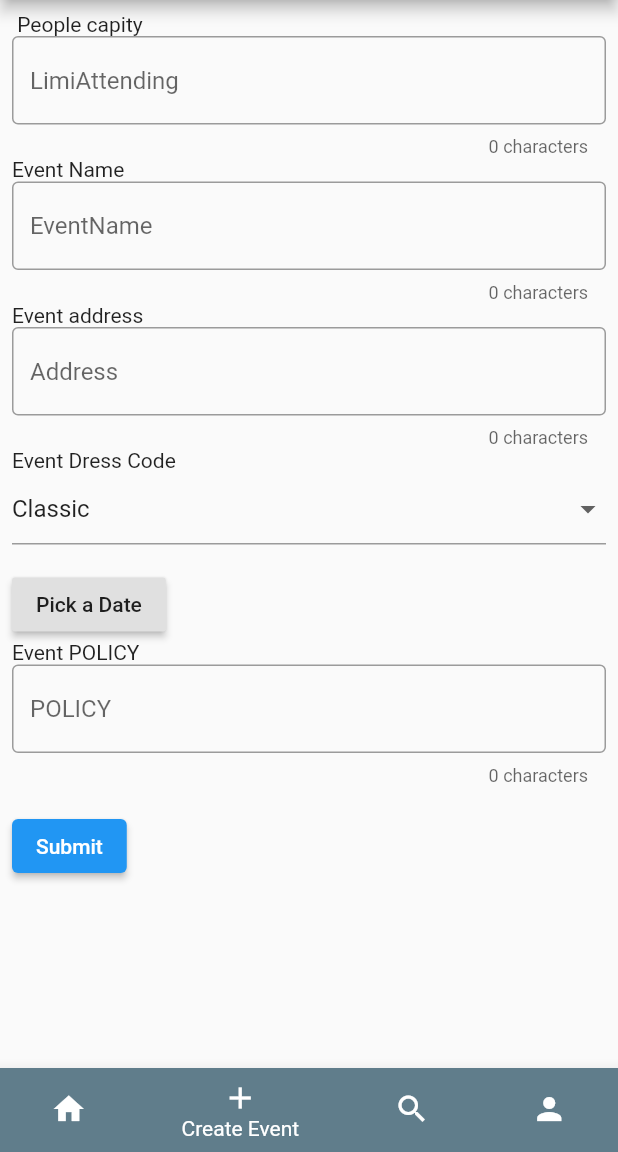
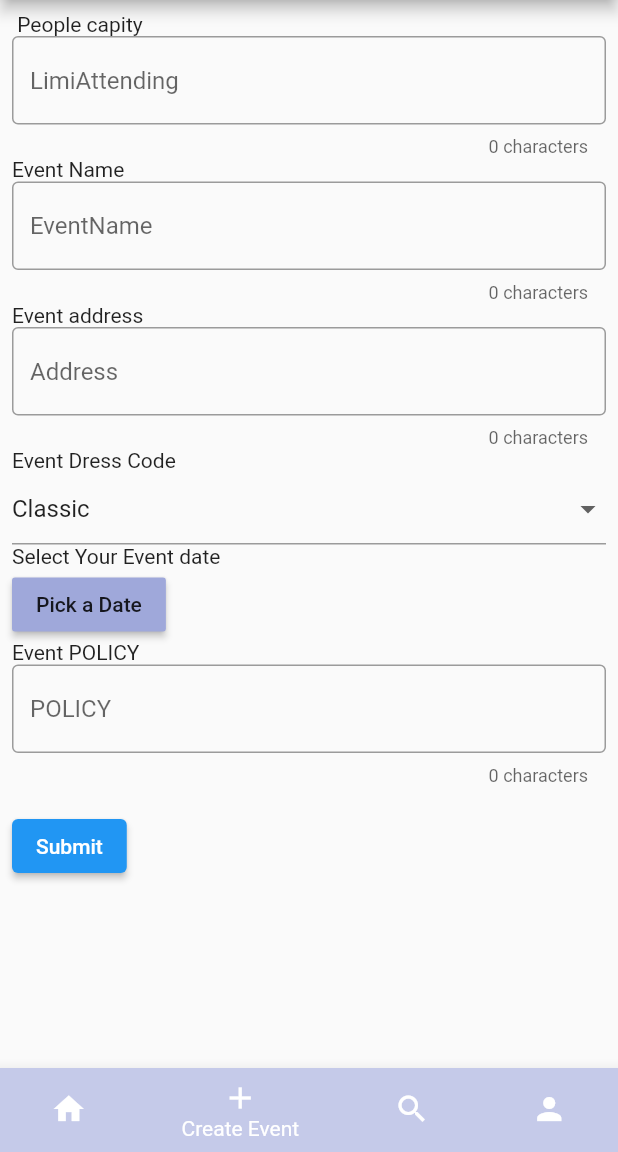
Before and after one commit to monikaMagdy/Event-Ogranizer, a Flutter app: the MenuBar screen opened directly, item 2 of the bottom bar chosen, on a phone screen of 412 x 824 dp, the part 84-1236 px from its top. Run offline on Flutter 3.47's test engine with Material 2 defaults, Android fonts, the phone set to English and light mode, and no system bars; our stand-ins replace simple_animations.

Commit message:
buttom, create Event and signup

```diff
--- a/lib/buttomMenu.dart
+++ b/lib/buttomMenu.dart
@@ -68,22 +68,22 @@ class _MenuBarState extends State<MenuBar> {
           BottomNavigationBarItem(
             icon: Icon(Icons.home),
             label: 'Home',
-            backgroundColor: Colors.blueGrey,
+            backgroundColor: Colors.indigo[100],
           ),
           BottomNavigationBarItem(
             icon: Icon(Icons.add),
             label: 'Create Event',
-            backgroundColor: Colors.blueGrey,
+            backgroundColor: Colors.indigo[100],
           ),
           BottomNavigationBarItem(
             icon: Icon(Icons.search),
             label: 'Search Event',
-            backgroundColor: Colors.blueGrey,
+            backgroundColor: Colors.indigo[100],
           ),
           BottomNavigationBarItem(
             icon: Icon(Icons.person),
             label: 'profile',
-            backgroundColor: Colors.blueGrey,
+            backgroundColor: Colors.indigo[100],
           ),
         ],
       ),
--- a/lib/create_event.dart
+++ b/lib/create_event.dart
@@ -133,6 +133,7 @@ class MyCustomFormState extends State<MyCustomForm> {
               ),
               Text('Event Dress Code'),
               DropdownButtonFormField(
+                focusColor: Colors.indigo[200],
                 value: eventDresscode,
                 onChanged: (String newValue) {
                   setState(() {
@@ -151,9 +152,12 @@ class MyCustomFormState extends State<MyCustomForm> {
                   );
                 }).toList(),
               ),
-              Text(_dateTime == null ? '' : _dateTime.toString()),
+              Text(_dateTime == null
+                  ? 'Select Your Event date'
+                  : _dateTime.toString()),
               RaisedButton(
                   child: Text('Pick a Date'),
+                  color: Colors.indigo[200],
                   onPressed: () {
                     showDatePicker(
                             context: context,
--- a/lib/signup.dart
+++ b/lib/signup.dart
@@ -250,7 +250,7 @@ class _SignUpForm extends State<SignUpForm> {
                   borderRadius: BorderRadius.circular(40),
                 ),
                 highlightElevation: 0,
-                color: Colors.indigo[200],
+                color: Colors.indigo[100],
                 padding: EdgeInsets.only(left: 130.0, right: 130.0),
                 child: Column(
                   children: <Widget>[
```
